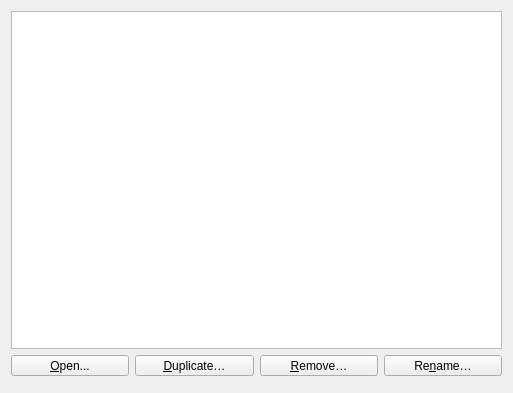
Old version of the form src/ui/3d/qgs3dviewsmanagerdialog.ui in the repository qgis/QGIS.
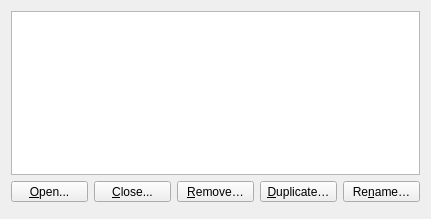
New version of the form.

Commit message: add close button

Patch:
```diff
--- a/src/ui/3d/qgs3dviewsmanagerdialog.ui
+++ b/src/ui/3d/qgs3dviewsmanagerdialog.ui
@@ -6,25 +6,15 @@
    <rect>
     <x>0</x>
     <y>0</y>
-    <width>513</width>
-    <height>393</height>
+    <width>431</width>
+    <height>219</height>
    </rect>
   </property>
   <property name="windowTitle">
    <string>3D Map Views Manager</string>
   </property>
   <layout class="QGridLayout" name="gridLayout_3">
-   <item row="0" column="0" colspan="4">
-    <widget class="QListView" name="m3DViewsListView">
-     <property name="selectionMode">
-      <enum>QAbstractItemView::ExtendedSelection</enum>
-     </property>
-     <property name="selectionBehavior">
-      <enum>QAbstractItemView::SelectRows</enum>
-     </property>
-    </widget>
-   </item>
-   <item row="1" column="3">
+   <item row="2" column="4">
     <widget class="QToolButton" name="mRenameButton">
      <property name="sizePolicy">
       <sizepolicy hsizetype="Preferred" vsizetype="Fixed">
@@ -37,46 +27,7 @@
      </property>
     </widget>
    </item>
-   <item row="1" column="0">
-    <widget class="QToolButton" name="mOpenButton">
-     <property name="sizePolicy">
-      <sizepolicy hsizetype="Preferred" vsizetype="Fixed">
-       <horstretch>0</horstretch>
-       <verstretch>0</verstretch>
-      </sizepolicy>
-     </property>
-     <property name="text">
-      <string>&amp;Open...</string>
-     </property>
-    </widget>
-   </item>
-   <item row="1" column="2">
-    <widget class="QToolButton" name="mRemoveButton">
-     <property name="sizePolicy">
-      <sizepolicy hsizetype="Preferred" vsizetype="Fixed">
-       <horstretch>0</horstretch>
-       <verstretch>0</verstretch>
-      </sizepolicy>
-     </property>
-     <property name="text">
-      <string>&amp;Remove…</string>
-     </property>
-    </widget>
-   </item>
-   <item row="1" column="1">
-    <widget class="QToolButton" name="mDuplicateButton">
-     <property name="sizePolicy">
-      <sizepolicy hsizetype="Preferred" vsizetype="Fixed">
-       <horstretch>0</horstretch>
-       <verstretch>0</verstretch>
-      </sizepolicy>
-     </property>
-     <property name="text">
-      <string>&amp;Duplicate…</string>
-     </property>
-    </widget>
-   </item>
-   <item row="2" column="0" colspan="4">
+   <item row="3" column="0" colspan="5">
     <widget class="QDialogButtonBox" name="mButtonBox">
      <property name="orientation">
       <enum>Qt::Horizontal</enum>
@@ -86,6 +37,68 @@
      </property>
     </widget>
    </item>
+   <item row="2" column="1">
+    <widget class="QToolButton" name="mCloseButton">
+     <property name="sizePolicy">
+      <sizepolicy hsizetype="Preferred" vsizetype="Fixed">
+       <horstretch>0</horstretch>
+       <verstretch>0</verstretch>
+      </sizepolicy>
+     </property>
+     <property name="text">
+      <string>&amp;Close...</string>
+     </property>
+    </widget>
+   </item>
+   <item row="2" column="2">
+    <widget class="QToolButton" name="mRemoveButton">
+     <property name="sizePolicy">
+      <sizepolicy hsizetype="Preferred" vsizetype="Fixed">
+       <horstretch>0</horstretch>
+       <verstretch>0</verstretch>
+      </sizepolicy>
+     </property>
+     <property name="text">
+      <string>&amp;Remove…</string>
+     </property>
+    </widget>
+   </item>
+   <item row="2" column="0">
+    <widget class="QToolButton" name="mOpenButton">
+     <property name="sizePolicy">
+      <sizepolicy hsizetype="Preferred" vsizetype="Fixed">
+       <horstretch>0</horstretch>
+       <verstretch>0</verstretch>
+      </sizepolicy>
+     </property>
+     <property name="text">
+      <string>&amp;Open...</string>
+     </property>
+    </widget>
+   </item>
+   <item row="0" column="0" colspan="5">
+    <widget class="QListView" name="m3DViewsListView">
+     <property name="selectionMode">
+      <enum>QAbstractItemView::ExtendedSelection</enum>
+     </property>
+     <property name="selectionBehavior">
+      <enum>QAbstractItemView::SelectRows</enum>
+     </property>
+    </widget>
+   </item>
+   <item row="2" column="3">
+    <widget class="QToolButton" name="mDuplicateButton">
+     <property name="sizePolicy">
+      <sizepolicy hsizetype="Preferred" vsizetype="Fixed">
+       <horstretch>0</horstretch>
+       <verstretch>0</verstretch>
+      </sizepolicy>
+     </property>
+     <property name="text">
+      <string>&amp;Duplicate…</string>
+     </property>
+    </widget>
+   </item>
   </layout>
  </widget>
  <resources/>
```
The commit also changes 3 other files.
